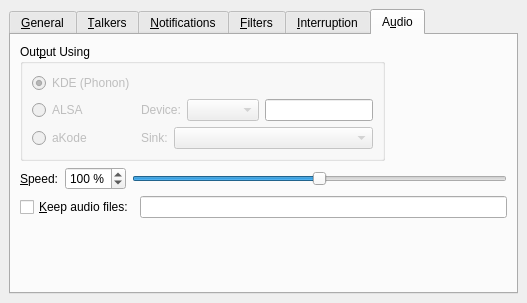
Qt form kcmkttsmgr/kcmkttsmgrwidget.ui (KDE/jovie) before a commit.
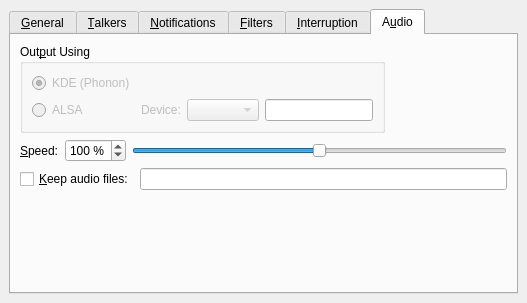
The same form after that commit. The open tabs and pages were chosen to show the change. Custom widgets are drawn as their Qt base class.

The edit to the form file:
```diff
--- a/kcmkttsmgr/kcmkttsmgrwidget.ui
+++ b/kcmkttsmgr/kcmkttsmgrwidget.ui
@@ -1094,66 +1094,6 @@
             </property>
            </widget>
           </item>
-          <item row="2" column="1" >
-           <layout class="QHBoxLayout" >
-            <property name="margin" >
-             <number>0</number>
-            </property>
-            <property name="spacing" >
-             <number>6</number>
-            </property>
-            <item>
-             <widget class="QLabel" name="akodeSinkLabel" >
-              <property name="enabled" >
-               <bool>false</bool>
-              </property>
-              <property name="whatsThis" >
-               <string>Select the sound sink to be used for aKode output.</string>
-              </property>
-              <property name="text" >
-               <string>Sink:</string>
-              </property>
-             </widget>
-            </item>
-            <item>
-             <widget class="KComboBox" name="akodeComboBox" >
-              <property name="enabled" >
-               <bool>false</bool>
-              </property>
-              <property name="sizePolicy" >
-               <sizepolicy>
-                <hsizetype>7</hsizetype>
-                <vsizetype>0</vsizetype>
-                <horstretch>0</horstretch>
-                <verstretch>0</verstretch>
-               </sizepolicy>
-              </property>
-              <property name="whatsThis" >
-               <string>Select the sink to be used for aKode output.  Select "auto" to let aKode pick the best output method.</string>
-              </property>
-             </widget>
-            </item>
-           </layout>
-          </item>
-          <item row="2" column="0" >
-           <widget class="QRadioButton" name="akodeRadioButton" >
-            <property name="enabled" >
-             <bool>false</bool>
-            </property>
-            <property name="whatsThis" >
-             <string>&lt;p>Check to use aKode for audio output.  You must also select a &lt;b>Sink&lt;/b>.&lt;/p></string>
-            </property>
-            <property name="text" >
-             <string>aKode</string>
-            </property>
-            <property name="shortcut" >
-             <string/>
-            </property>
-            <property name="checked" >
-             <bool>false</bool>
-            </property>
-           </widget>
-          </item>
           <item row="0" column="0" >
            <widget class="QRadioButton" name="phononRadioButton" >
             <property name="enabled" >
```
Left out of the diff: 3 changed lines with no effect on the pictures.
